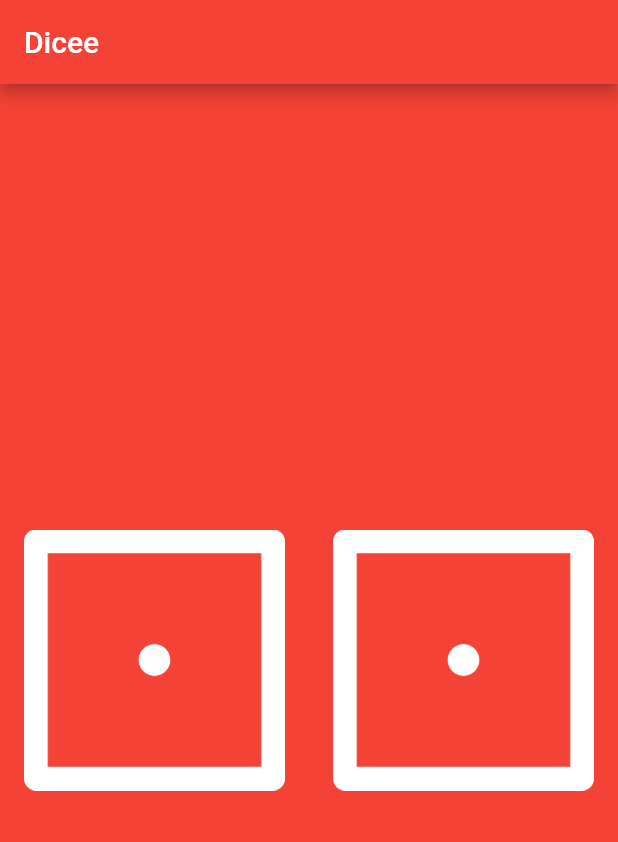
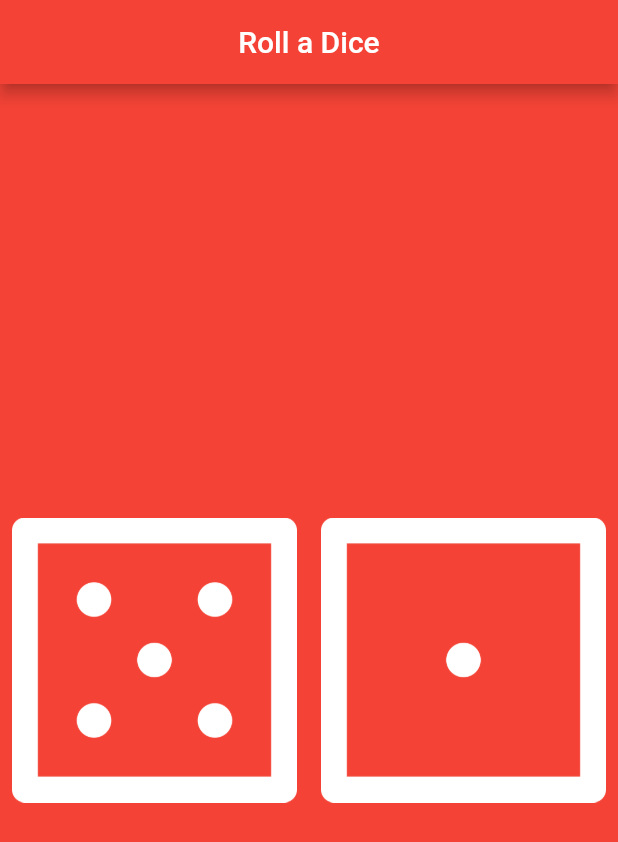
Before and after one commit to Buenaventura-Celine/Rolling-a-Dice, a Flutter app: the screen it shows after launch, on a phone screen of 412 x 824 dp. Shown: the top 842 px of the screen. Run offline on Flutter 3.47's test engine with Material 2 defaults, Android fonts, the phone set to English and light mode, and no system bars.

Commit message:
Making the dice image change reactively

```diff
--- a/lib/main.dart
+++ b/lib/main.dart
@@ -3,10 +3,13 @@ import 'package:flutter/material.dart';
 void main() {
   return runApp(
     MaterialApp(
+      debugShowCheckedModeBanner: false,
       home: Scaffold(
         backgroundColor: Colors.red,
         appBar: AppBar(
-          title: Text('Dicee'),
+          title: Center(
+            child: Text('Roll a Dice'),
+          ),
           backgroundColor: Colors.red,
         ),
         body: DicePage(),
@@ -18,19 +21,20 @@ void main() {
 class DicePage extends StatelessWidget {
   @override
   Widget build(BuildContext context) {
+    var leftDiceNumber = 5;
     return Center(
       child: Row(
         children: <Widget>[
           Expanded(
-            child: FlatButton(
+            child: TextButton(
               onPressed: () {
                 print('Left button got pressed');
               },
-              child: Image.asset('images/dice1.png'),
+              child: Image.asset('images/dice$leftDiceNumber.png'),
             ),
           ),
           Expanded(
-            child: FlatButton(
+            child: TextButton(
               onPressed: () {
                 print('Right button got pressed');
               },
```
